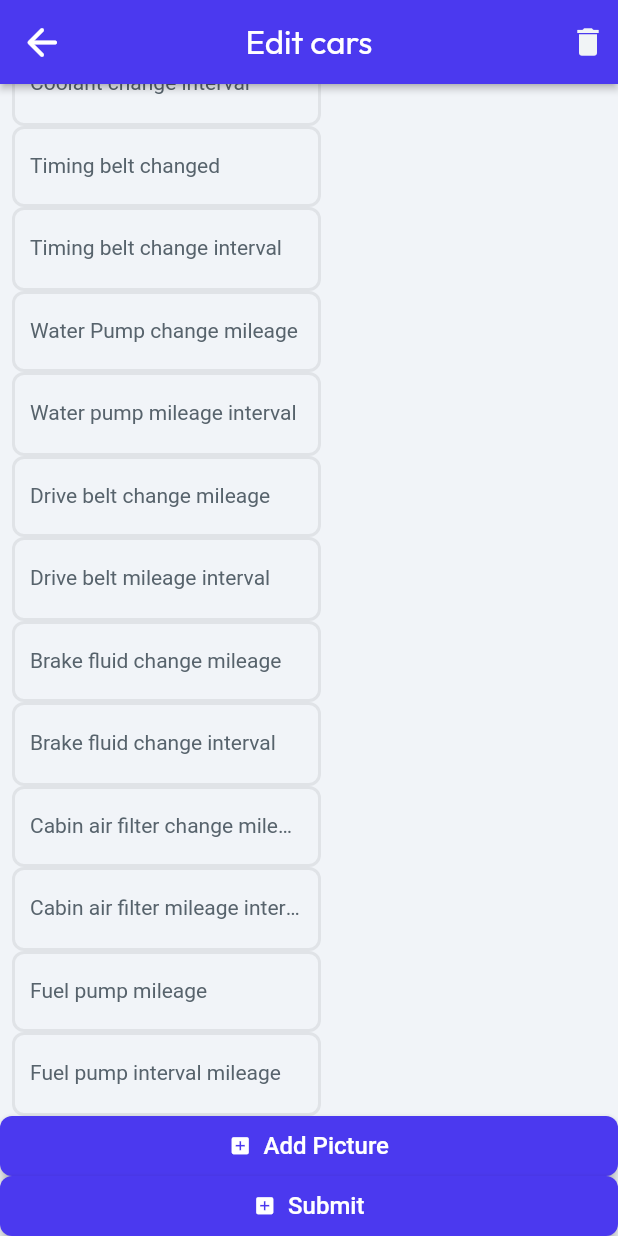
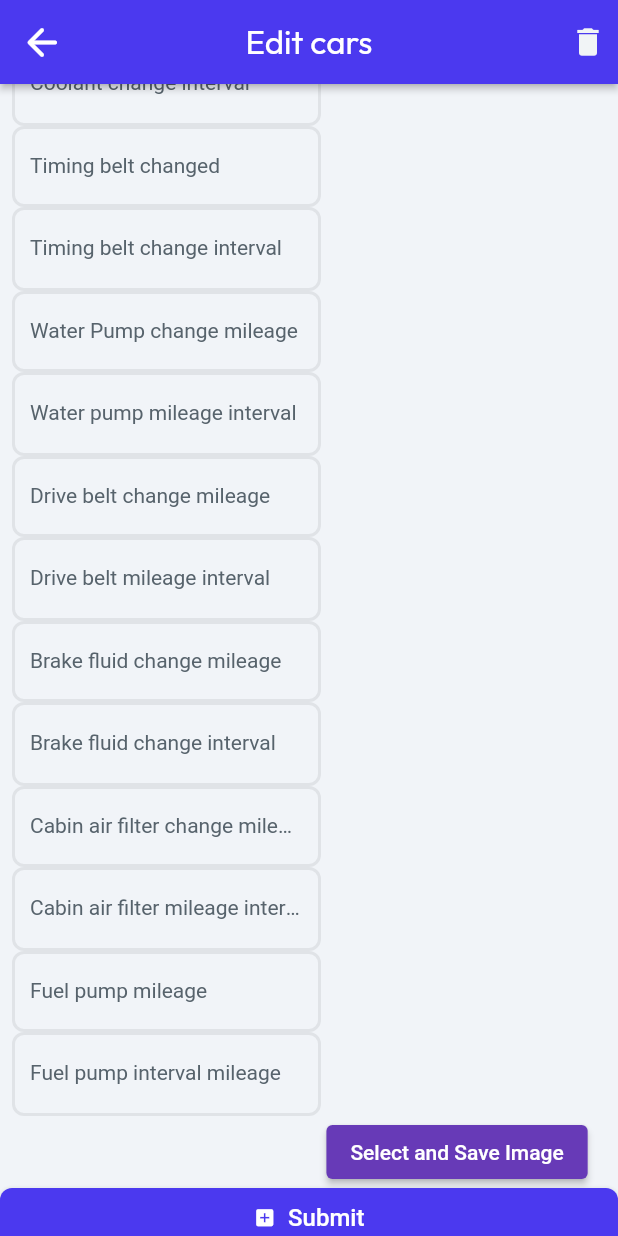
Before and after one commit to DanielShermanSchool/MotoReMinder, a Flutter app: the EditPageWidget screen opened directly, scrolled down 1422 dp, on a phone screen of 412 x 824 dp. Run offline on Flutter 3.47's test engine with Material 2 defaults, Android fonts, the light colour scheme and no system bars; drawn by our look-alikes of auto_size_text; our stand-ins replace file_picker, font_awesome_flutter, from_css_color, go_router, google_fonts, image_picker and 4 more; missing offline and left inert: json_path, mime_type; accounts and stored records are empty; Roboto replaces fonts that are missing (Readex Pro).

Commit message:
Idea for picture to update it
Test and moving over to work on in class

```diff
--- a/lib/edit_page/edit_page_widget.dart
+++ b/lib/edit_page/edit_page_widget.dart
@@ -1,6 +1,7 @@
 import 'dart:io';
 
 import 'package:flutter/services.dart';
+import 'package:image_picker/image_picker.dart';
 import 'package:moto_re_minder/car_object.dart';
 import 'package:moto_re_minder/index.dart';
 import 'package:path_provider/path_provider.dart';
@@ -9,7 +10,6 @@ import '/flutter_flow/flutter_flow_icon_button.dart';
 import '/flutter_flow/flutter_flow_theme.dart';
 import '/flutter_flow/flutter_flow_util.dart';
 import '/flutter_flow/flutter_flow_widgets.dart';
-import '/flutter_flow/upload_data.dart';
 import 'package:flutter/material.dart';
 import 'edit_page_model.dart';
 export 'edit_page_model.dart';
@@ -25,7 +25,31 @@ class _EditPageWidgetState extends State<EditPageWidget> {
   late EditPageModel _model;
 
   final scaffoldKey = GlobalKey<ScaffoldState>();
-
+  Future<void> _saveSelectedMedia(BuildContext context) async {
+  final imagePicker = ImagePicker();
+  final selectedMedia = await imagePicker.pickImage(source: ImageSource.gallery);
+
+  if (selectedMedia == null) {
+    // User canceled image selection
+    return;
+  }
+
+  // Get the directory path for saving the image
+  final directory = await getApplicationDocumentsDirectory();
+  final imagePath = '${directory.path}/pictures/${DateTime.now().millisecondsSinceEpoch}.jpg';
+
+  // Save the selected image to the specified path
+  final File savedImage = File(imagePath);
+  await savedImage.writeAsBytes(await selectedMedia.readAsBytes());
+
+  // Now, you can use imagePath as a URI to reference the saved image in a different page
+  print('Image saved to: $imagePath');
+
+  // Set the state or perform any other action you need
+  setState(() {
+    // You can use imagePath in the state to pass it to a different page, for example.
+  });
+}
   @override
   void initState() {
     super.initState();
@@ -2600,79 +2624,12 @@ class _EditPageWidgetState extends State<EditPageWidget> {
                     ),
                                 Align(
                                   alignment: AlignmentDirectional(0.83, -0.78),
-                                  child: FFButtonWidget(
+                                  widthFactor: double.infinity,
+                                  child: ElevatedButton(
                                     onPressed: () async {
-                                      final selectedMedia =
-                                          await selectMediaWithSourceBottomSheet(
-                                        context: context,
-                                        allowPhoto: true,
-                                      );
-                                      if (selectedMedia != null &&
-                                          selectedMedia.every((m) =>
-                                              validateFileFormat(
-                                                  m.storagePath, context))) {
-                                        setState(() =>
-                                            _model.isDataUploading = true);
-                                        var selectedUploadedFiles =
-                                            <FFUploadedFile>[];
-
-                                        try {
-                                          selectedUploadedFiles = selectedMedia
-                                              .map((m) => FFUploadedFile(
-                                                    name: m.storagePath
-                                                        .split('/')
-                                                        .last,
-                                                    bytes: m.bytes,
-                                                    height:
-                                                        m.dimensions?.height,
-                                                    width: m.dimensions?.width,
-                                                    blurHash: m.blurHash,
-                                                  ))
-                                              .toList();
-                                        } finally {
-                                          _model.isDataUploading = false;
-                                        }
-                                        if (selectedUploadedFiles.length ==
-                                            selectedMedia.length) {
-                                          setState(() {
-                                            _model.uploadedLocalFile =
-                                                selectedUploadedFiles.first;
-                                          });
-                                        } else {
-                                          setState(() {});
-                                          return;
-                                        }
-                                      }
+                                      await _saveSelectedMedia(context);
                                     },
-                                    text: 'Add Picture',
-                                    icon: Icon(
-                                      Icons.add_box,
-                                      size: 15.0,
-                                    ),
-                                    options: FFButtonOptions(
-                                      width: MediaQuery.sizeOf(context).width *
-                                          1.0,
-                                      height: 40.0,
-                                      padding: EdgeInsetsDirectional.fromSTEB(
-                                          24.0, 0.0, 24.0, 0.0),
-                                      iconPadding:
-                                          EdgeInsetsDirectional.fromSTEB(
-                                              0.0, 0.0, 0.0, 0.0),
-                                      color:
-                                          FlutterFlowTheme.of(context).primary,
-                                      textStyle: FlutterFlowTheme.of(context)
-                                          .titleSmall
-                                          .override(
-                                            fontFamily: 'Readex Pro',
-                                            color: Colors.white,
-                                          ),
-                                      elevation: 3.0,
-                                      borderSide: BorderSide(
-                                        color: Colors.transparent,
-                                        width: 1.0,
-                                      ),
-                                      borderRadius: BorderRadius.circular(8.0),
-                                    ),
+                                    child: Text("Select and Save Image"),
                                   ),
                                 ),
                                 Align(
@@ -2724,7 +2681,7 @@ class _EditPageWidgetState extends State<EditPageWidget> {
                                       });
                                       //make car object from data
                                       Car car = new Car(
-                                        null,
+                                        _saveSelectedMedia as ImageProvider<Object>?,
                                         _savedmileage,
                                         _savedyear,
                                         _savedmake,
```
